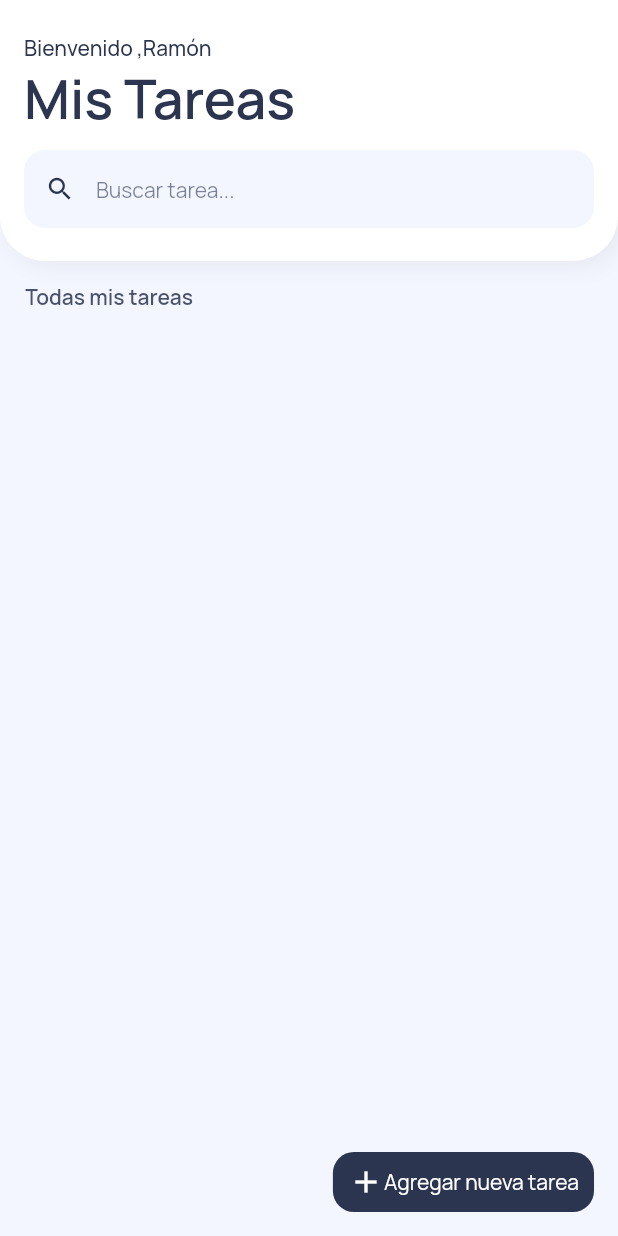
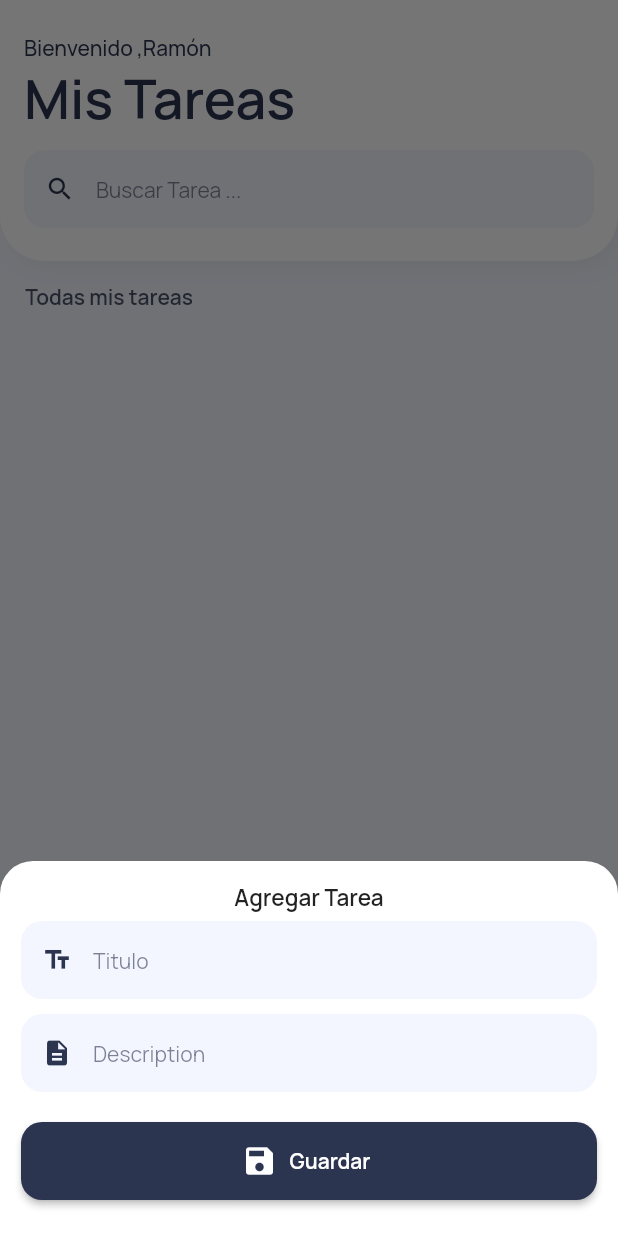
Before and after one commit to neslonBryan/tasks, a Flutter app: the screen it shows after launch, after a tap on "Agregar nueva tarea", on a phone screen of 412 x 824 dp. Run offline on Flutter 3.47's test engine with Material 2 defaults, Android fonts, the phone set to English and light mode, and no system bars; our stand-ins replace cloud_firestore, firebase_core, google_fonts; accounts and stored records are empty.

Commit message:
agregando boton para guardar datos

```diff
--- a/lib/pages/homepage.dart
+++ b/lib/pages/homepage.dart
@@ -3,20 +3,68 @@ import 'package:flutter/material.dart';
 import 'package:firebase_core/firebase_core.dart';
 import 'package:tasks/models/task_model.dart';
 import 'package:tasks/ui/general/colors.dart';
+import 'package:tasks/ui/widgets/button_normal_widget.dart';
 import 'package:tasks/ui/widgets/general_widgets.dart';
 import 'package:tasks/ui/widgets/item_task_widget.dart';
-import 'package:tasks/ui/widgets/textFlied_search_widget.dart';
+import 'package:tasks/ui/widgets/textFlied_normal_widget.dart';
 
 class HomePage extends StatelessWidget {
   CollectionReference taskReference =
       FirebaseFirestore.instance.collection("tasks");
+
+  showTaskForm(BuildContext context) {
+    showModalBottomSheet(
+      context: context,
+      backgroundColor: Colors.transparent,
+      builder: (BuildContext context) {
+        return Container(
+          decoration: BoxDecoration(
+            color: Colors.white,
+            borderRadius: BorderRadius.only(
+              topLeft: Radius.circular(22.0),
+              topRight: Radius.circular(22.0),
+            ),
+          ),
+          padding: const EdgeInsets.all(14.0),
+          child: Column(
+            mainAxisSize: MainAxisSize.min,
+            children: [
+              Text(
+                "Agregar Tarea",
+                style: TextStyle(
+                  fontSize: 15.0,
+                  fontWeight: FontWeight.w600,
+                ),
+              ),
+              divider6(),
+              TextFieldNormalWidget(
+                hintText: "Titulo",
+                icon: Icons.text_fields,
+              ),
+              divider10(),
+              TextFieldNormalWidget(
+                hintText: "Description",
+                icon: Icons.description,
+              ),
+              divider10(),
+              divider10(),
+              ButtonNormalWidget(),
+              divider10(),
+            ],
+          ),
+        );
+      },
+    );
+  }
 
   @override
   Widget build(BuildContext context) {
     return Scaffold(
       backgroundColor: KBrandSecondaryColor,
       floatingActionButton: InkWell(
-        onTap: () {},
+        onTap: () {
+          showTaskForm(context);
+        },
         borderRadius: BorderRadius.circular(14.0),
         child: Container(
           padding: const EdgeInsets.symmetric(
@@ -88,7 +136,10 @@ class HomePage extends StatelessWidget {
                       ),
                     ),
                     divider10(),
-                    TextFieldSearchWidget(),
+                    TextFieldNormalWidget(
+                      hintText: "Buscar Tarea ...",
+                      icon: Icons.search,
+                    ),
                   ],
                 ),
               ),
--- /dev/null
+++ b/lib/ui/widgets/button_normal_widget.dart
@@ -0,0 +1,30 @@
+import 'package:flutter/material.dart';
+import 'package:tasks/ui/general/colors.dart';
+
+class ButtonNormalWidget extends StatelessWidget {
+  const ButtonNormalWidget({super.key});
+
+  @override
+  Widget build(BuildContext context) {
+    return SizedBox(
+      height: 52.0,
+      width: double.infinity,
+      child: ElevatedButton.icon(
+        onPressed: () {},
+        style: ElevatedButton.styleFrom(
+          primary: KBrandPrimaryColor,
+          shape: RoundedRectangleBorder(
+            borderRadius: BorderRadius.circular(14.0),
+          ),
+        ),
+        icon: Icon(Icons.save),
+        label: Text(
+          "Guardar",
+          style: TextStyle(
+            fontWeight: FontWeight.w600,
+          ),
+        ),
+      ),
+    );
+  }
+}
--- a/lib/ui/widgets/textFlied_search_widget.dart
+++ b/lib/ui/widgets/textFlied_normal_widget.dart
@@ -2,17 +2,22 @@ import 'package:flutter/material.dart';
 
 import '../general/colors.dart';
 
-class TextFieldSearchWidget extends StatelessWidget {
-  const TextFieldSearchWidget({super.key});
+class TextFieldNormalWidget extends StatelessWidget {
+  String hintText;
+  IconData icon;
 
+  TextFieldNormalWidget({
+    required this.hintText,
+    required this.icon,
+  });
   @override
   Widget build(BuildContext context) {
     return TextField(
       decoration: InputDecoration(
         contentPadding:
             const EdgeInsets.symmetric(vertical: 15.0, horizontal: 12.0),
-        prefixIcon: Icon(Icons.search, size: 20.0, color: KBrandPrimaryColor),
-        hintText: "Buscar tarea...",
+        prefixIcon: Icon(icon, size: 20.0, color: KBrandPrimaryColor),
+        hintText: hintText,
         hintStyle: TextStyle(
           fontSize: 14.0,
           color: KBrandPrimaryColor.withOpacity(0.6),
```
